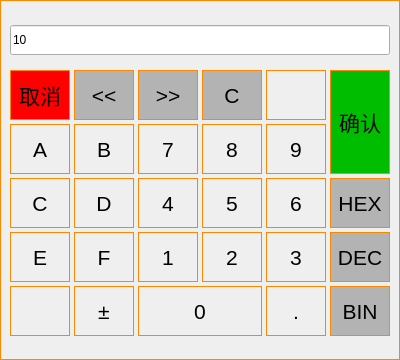
The window that src/num_lock.ui (gavynandhis3fellows/keyboardDemo) describes before a commit, drawn with Qt 5.
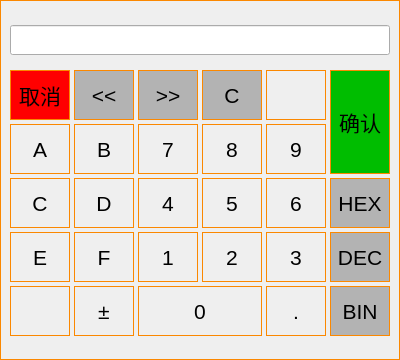
The same window after the commit. Icons and pictures are not drawn.

```diff
--- a/src/num_lock.ui
+++ b/src/num_lock.ui
@@ -26,7 +26,7 @@
     </rect>
    </property>
    <property name="text">
-    <string>10</string>
+    <string/>
    </property>
   </widget>
   <widget class="QGroupBox" name="groupBox">
```
Left out of the diff: 40 changed lines with no effect on the pictures.
